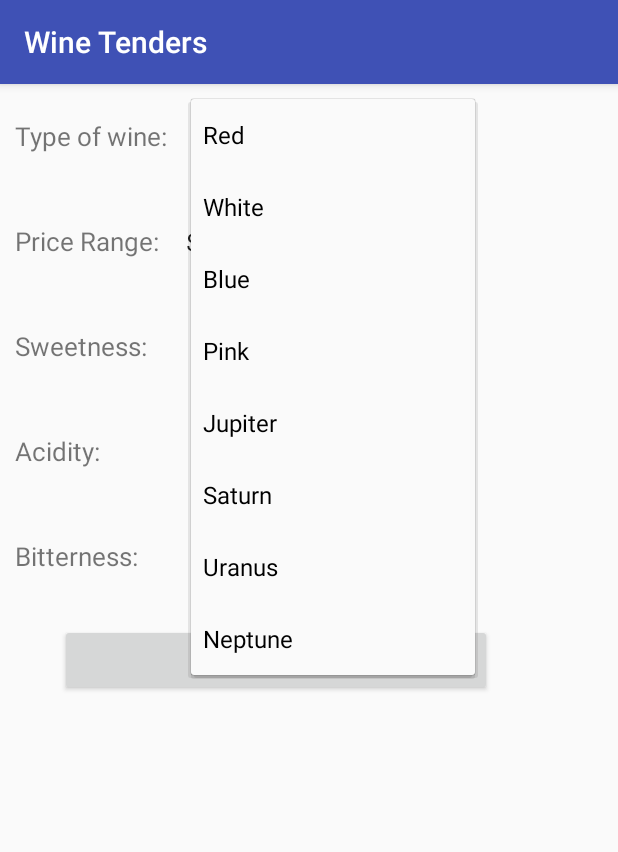
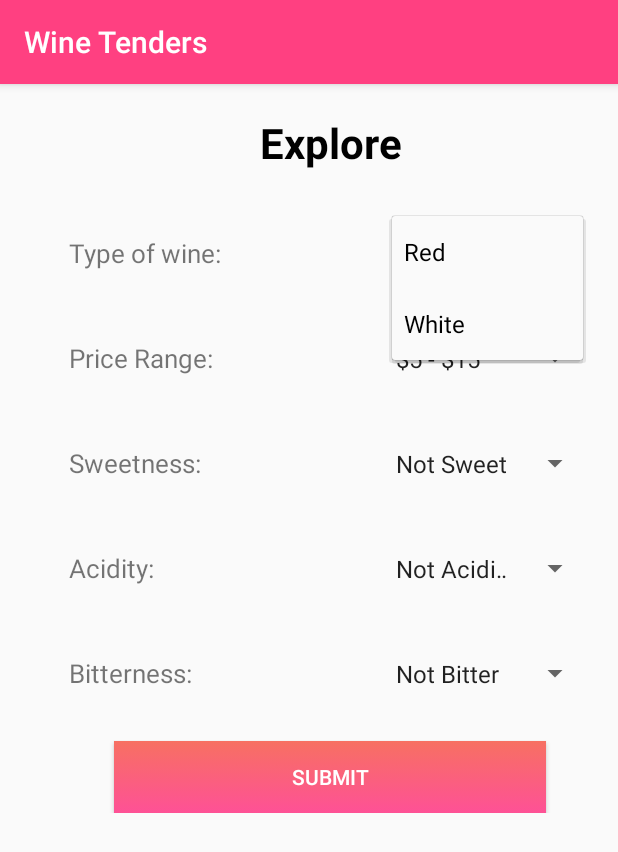
Before and after one commit to dot2/WineTenders, an Android app: the screen it shows after launch (MainActivity), after a tap on "Red", on a phone screen of 412 x 824 dp. Shown: the top 852 px of the screen. Run offline under Robolectric (Android 15) with nearby library versions, the phone set to English and light mode, and no system bars.

```diff
--- a/app/src/main/java/com/winetenders/msis4363/winetenders/MainActivity.java
+++ b/app/src/main/java/com/winetenders/msis4363/winetenders/MainActivity.java
@@ -32,6 +32,36 @@ public class MainActivity extends AppCompatActivity {
         // Apply the adapter to the spinner
         priceSpinner.setAdapter(priceAdapter);
 
+        // Testing the dropdown spinner with fake data
+        Spinner sweetnessSpinner = (Spinner) findViewById(R.id.sweetnesSpinner);
+        // Create an ArrayAdapter using the string array and a default spinner layout
+        ArrayAdapter<CharSequence> sweetnessAdapter = ArrayAdapter.createFromResource(this,
+                R.array.sweetness_array, android.R.layout.simple_spinner_item);
+        // Specify the layout to use when the list of choices appears
+        sweetnessAdapter.setDropDownViewResource(android.R.layout.simple_spinner_dropdown_item);
+        // Apply the adapter to the spinner
+        sweetnessSpinner.setAdapter(sweetnessAdapter);
+
+        // Testing the dropdown spinner with fake data
+        Spinner acidicSpinner = (Spinner) findViewById(R.id.aciditySpinner);
+        // Create an ArrayAdapter using the string array and a default spinner layout
+        ArrayAdapter<CharSequence> acidicAdapter = ArrayAdapter.createFromResource(this,
+                R.array.acidity_array, android.R.layout.simple_spinner_item);
+        // Specify the layout to use when the list of choices appears
+        acidicAdapter.setDropDownViewResource(android.R.layout.simple_spinner_dropdown_item);
+        // Apply the adapter to the spinner
+        acidicSpinner.setAdapter(acidicAdapter);
+
+        // Testing the dropdown spinner with fake data
+        Spinner bitternessSpinner = (Spinner) findViewById(R.id.bitternessSpinner);
+        // Create an ArrayAdapter using the string array and a default spinner layout
+        ArrayAdapter<CharSequence> bitternessAdapter = ArrayAdapter.createFromResource(this,
+                R.array.bitterness_array, android.R.layout.simple_spinner_item);
+        // Specify the layout to use when the list of choices appears
+        bitternessAdapter.setDropDownViewResource(android.R.layout.simple_spinner_dropdown_item);
+        // Apply the adapter to the spinner
+        bitternessSpinner.setAdapter(bitternessAdapter);
+
     }
 
 }
--- a/app/src/main/res/layout/activity_main.xml
+++ b/app/src/main/res/layout/activity_main.xml
@@ -9,6 +9,29 @@
     <LinearLayout
         android:layout_width="368dp"
         android:layout_height="495dp"
+        android:layout_marginRight="8dp"
+        android:gravity="top|center_horizontal"
+        android:orientation="vertical"
+        app:layout_constraintRight_toRightOf="parent"
+        tools:layout_editor_absoluteY="8dp">
+
+        <TextView
+            android:id="@+id/textView2"
+            android:layout_width="match_parent"
+            android:layout_height="wrap_content"
+            android:layout_margin="20dp"
+            android:gravity="center_vertical|center_horizontal"
+            android:text="Explore"
+            android:textColor="@android:color/black"
+            android:textSize="28dp"
+            android:textStyle="bold" />
+
+
+        <LinearLayout
+            android:layout_width="match_parent"
+            android:layout_height="wrap_content"
+            android:elevation="10dp"
+            android:gravity="top"
             android:orientation="vertical">
 
             //wine type row
@@ -18,13 +41,13 @@
                 android:layout_height="wrap_content"
                 android:layout_margin="10dp"
                 android:layout_marginBottom="0dp"
-            android:elevation="0dp"
+                android:elevation="45dp"
                 android:gravity="center_vertical"
                 android:orientation="horizontal">
 
                 <TextView
                     android:id="@+id/textView"
-                android:layout_width="wrap_content"
+                    android:layout_width="200dp"
                     android:layout_height="wrap_content"
                     android:layout_marginRight="10dp"
                     android:text="Type of wine:"
@@ -34,7 +57,7 @@
 
                 <Spinner
                     android:id="@+id/spinner"
-                android:layout_width="200dp"
+                    android:layout_width="match_parent"
                     android:layout_height="50dp"
                     android:padding="5dp" />
 
@@ -51,7 +74,7 @@
 
                 <TextView
                     android:id="@+id/priceTextView"
-                android:layout_width="wrap_content"
+                    android:layout_width="200dp"
                     android:layout_height="wrap_content"
                     android:layout_marginRight="10dp"
                     android:text="Price Range:"
@@ -61,7 +84,7 @@
 
                 <Spinner
                     android:id="@+id/priceSpinner"
-                android:layout_width="200dp"
+                    android:layout_width="match_parent"
                     android:layout_height="50dp" />
 
             </LinearLayout>
@@ -77,7 +100,7 @@
 
                 <TextView
                     android:id="@+id/sweetnessTextView"
-                android:layout_width="wrap_content"
+                    android:layout_width="200dp"
                     android:layout_height="wrap_content"
                     android:layout_marginRight="10dp"
                     android:text="Sweetness:"
@@ -87,7 +110,7 @@
 
                 <Spinner
                     android:id="@+id/sweetnesSpinner"
-                android:layout_width="200dp"
+                    android:layout_width="match_parent"
                     android:layout_height="50dp" />
 
             </LinearLayout>
@@ -103,7 +126,7 @@
 
                 <TextView
                     android:id="@+id/acidityTextView"
-                android:layout_width="wrap_content"
+                    android:layout_width="200dp"
                     android:layout_height="wrap_content"
                     android:layout_marginRight="10dp"
                     android:text="Acidity:"
@@ -113,7 +136,7 @@
 
                 <Spinner
                     android:id="@+id/aciditySpinner"
-                android:layout_width="200dp"
+                    android:layout_width="match_parent"
                     android:layout_height="50dp" />
 
             </LinearLayout>
@@ -129,7 +152,7 @@
 
                 <TextView
                     android:id="@+id/bitternessTextView"
-                android:layout_width="wrap_content"
+                    android:layout_width="200dp"
                     android:layout_height="wrap_content"
                     android:layout_marginRight="10dp"
                     android:text="Bitterness:"
@@ -139,7 +162,7 @@
 
                 <Spinner
                     android:id="@+id/bitternessSpinner"
-                android:layout_width="200dp"
+                    android:layout_width="match_parent"
                     android:layout_height="50dp" />
 
             </LinearLayout>
@@ -151,8 +174,12 @@
                 android:layout_marginLeft="40dp"
                 android:layout_marginRight="40dp"
                 android:layout_marginTop="10dp"
-            android:text="Button" />
+                android:background="@drawable/gradient_background"
+                android:elevation="25dp"
+                android:text="Submit"
+                android:textColor="@android:color/white" />
 
+        </LinearLayout>
     </LinearLayout>
 
 </android.support.constraint.ConstraintLayout>
--- a/app/src/main/res/values/colors.xml
+++ b/app/src/main/res/values/colors.xml
@@ -1,8 +1,8 @@
 <?xml version="1.0" encoding="utf-8"?>
 <resources>
-    <color name="colorPrimary">#3F51B5</color>
+    <color name="colorPrimary">#ff4081</color>
     <color name="colorPrimaryDark">#303F9F</color>
-    <color name="colorAccent">#FF4081</color>
+    <color name="colorAccent">#ff4081</color>
     <color name="startGradient">#F77062</color>
     <color name="endGradient">#FE5196</color>
 </resources>
--- a/app/src/main/res/values/strings.xml
+++ b/app/src/main/res/values/strings.xml
@@ -5,18 +5,33 @@
     <string-array name="wines_array">
         <item>Red</item>
         <item>White</item>
-        <item>Blue</item>
-        <item>Pink</item>
-        <item>Jupiter</item>
-        <item>Saturn</item>
-        <item>Uranus</item>
-        <item>Neptune</item>
     </string-array>
 
     //String array to test dropdown options, replace later.
     <string-array name="price_array">
         <item>$5 - $15</item>
-        <item>$5 - $15</item>
-        <item>$5 - $15</item>
+        <item>$15 - $25</item>
+        <item>$25 - $50</item>
+    </string-array>
+
+    //String array to test dropdown options, replace later.
+    <string-array name="sweetness_array">
+        <item>Not Sweet</item>
+        <item>Sweet</item>
+        <item>Very Sweet</item>
+    </string-array>
+
+    //String array to test dropdown options, replace later.
+    <string-array name="acidity_array">
+        <item>Not Acidic</item>
+        <item>Acidic</item>
+        <item>Very Acidic</item>
+    </string-array>
+
+    //String array to test dropdown options, replace later.
+    <string-array name="bitterness_array">
+        <item>Not Bitter</item>
+        <item>Bitter</item>
+        <item>Very Bitter</item>
     </string-array>
 </resources>
```
Lines whose indentation alone changed are shown as unchanged.
